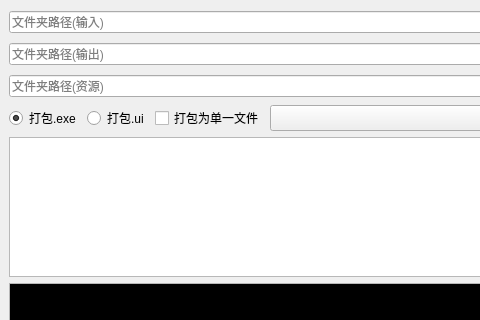
Qt form src/packer_ui.ui (Neo-513/project-qt) before a commit; both pictures show x 0 to 480 and y 0 to 320 of the 700 by 600 pixel window.
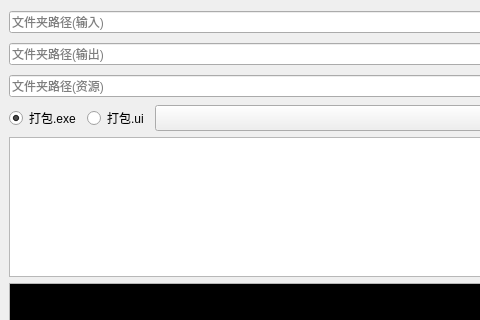
The same form after that commit.

The edit to the form file:
```diff
--- a/src/packer_ui.ui
+++ b/src/packer_ui.ui
@@ -61,16 +61,6 @@
           </property>
          </widget>
         </item>
-        <item>
-         <widget class="QCheckBox" name="checkBox">
-          <property name="cursor">
-           <cursorShape>PointingHandCursor</cursorShape>
-          </property>
-          <property name="text">
-           <string>打包为单一文件</string>
-          </property>
-         </widget>
-        </item>
         <item>
          <widget class="QComboBox" name="comboBox">
           <property name="sizePolicy">
```
